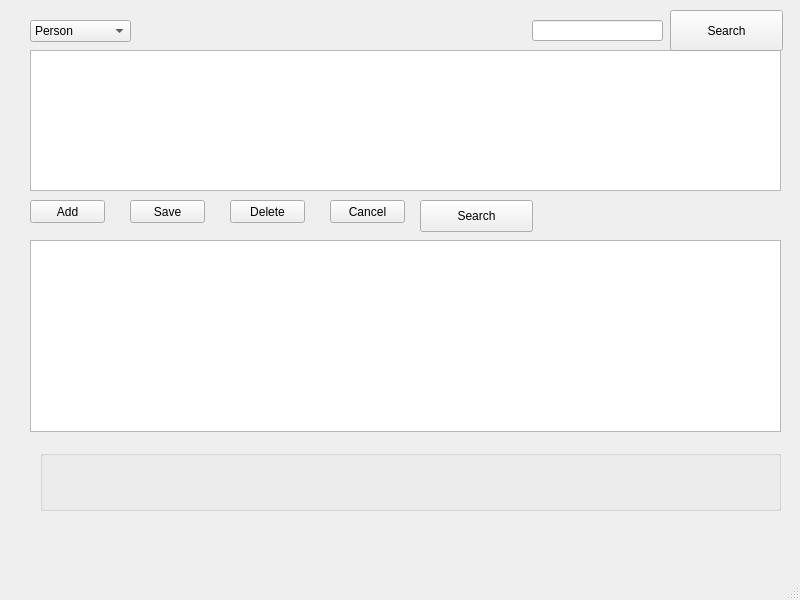
This is gui.ui in annakrih/T113VLN1-3 as Qt 5 draws it before an edit. The edited form follows.
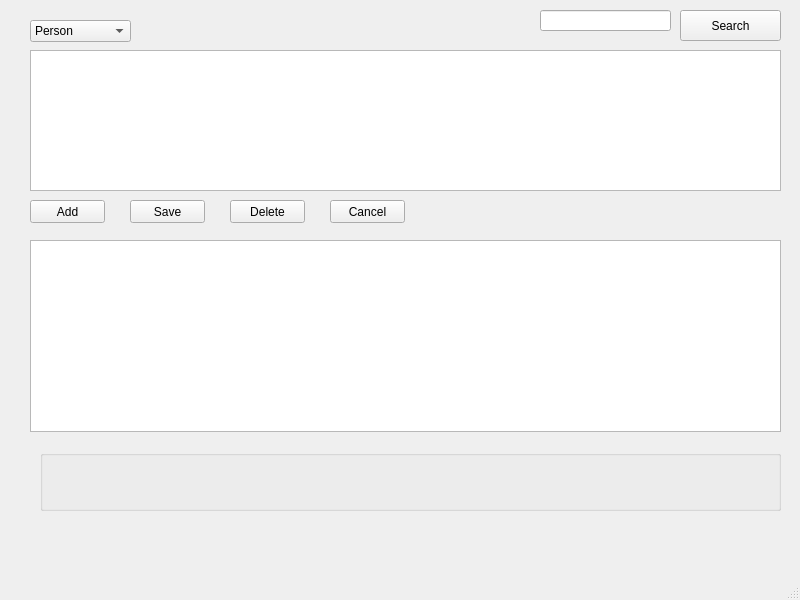
This is the edited form.

```diff
--- a/gui.ui
+++ b/gui.ui
@@ -108,26 +108,13 @@
      </property>
     </item>
    </widget>
-   <widget class="QPushButton" name="search">
-    <property name="geometry">
-     <rect>
-      <x>420</x>
-      <y>200</y>
-      <width>113</width>
-      <height>32</height>
-     </rect>
-    </property>
-    <property name="text">
-     <string>Search</string>
-    </property>
-   </widget>
    <widget class="QPushButton" name="searchButton">
     <property name="geometry">
      <rect>
-      <x>670</x>
+      <x>680</x>
       <y>10</y>
-      <width>113</width>
-      <height>41</height>
+      <width>101</width>
+      <height>31</height>
      </rect>
     </property>
     <property name="text">
@@ -137,8 +124,8 @@
    <widget class="QLineEdit" name="searchInput">
     <property name="geometry">
      <rect>
-      <x>532</x>
-      <y>20</y>
+      <x>540</x>
+      <y>10</y>
       <width>131</width>
       <height>21</height>
      </rect>
```
